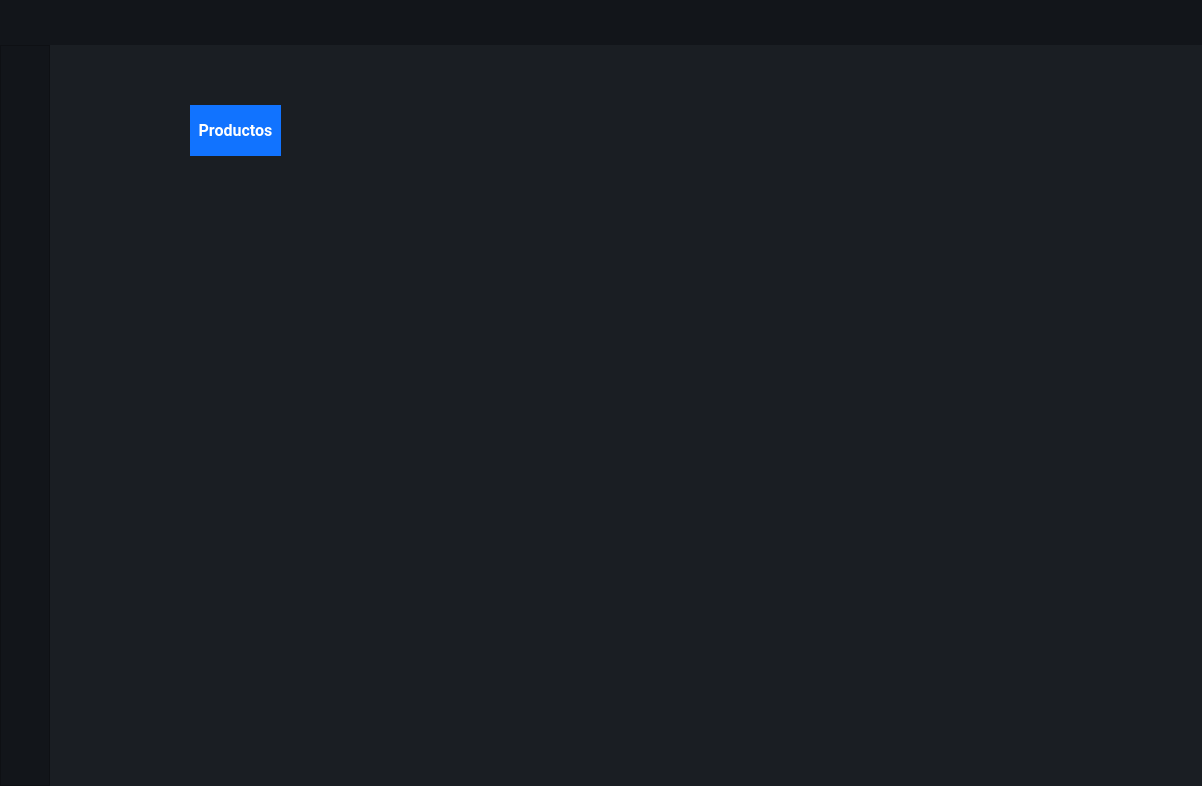
Old version of the form Interfaces/main/main_ui.ui in the repository juanignaciocansillieri/Proyecto-Final.
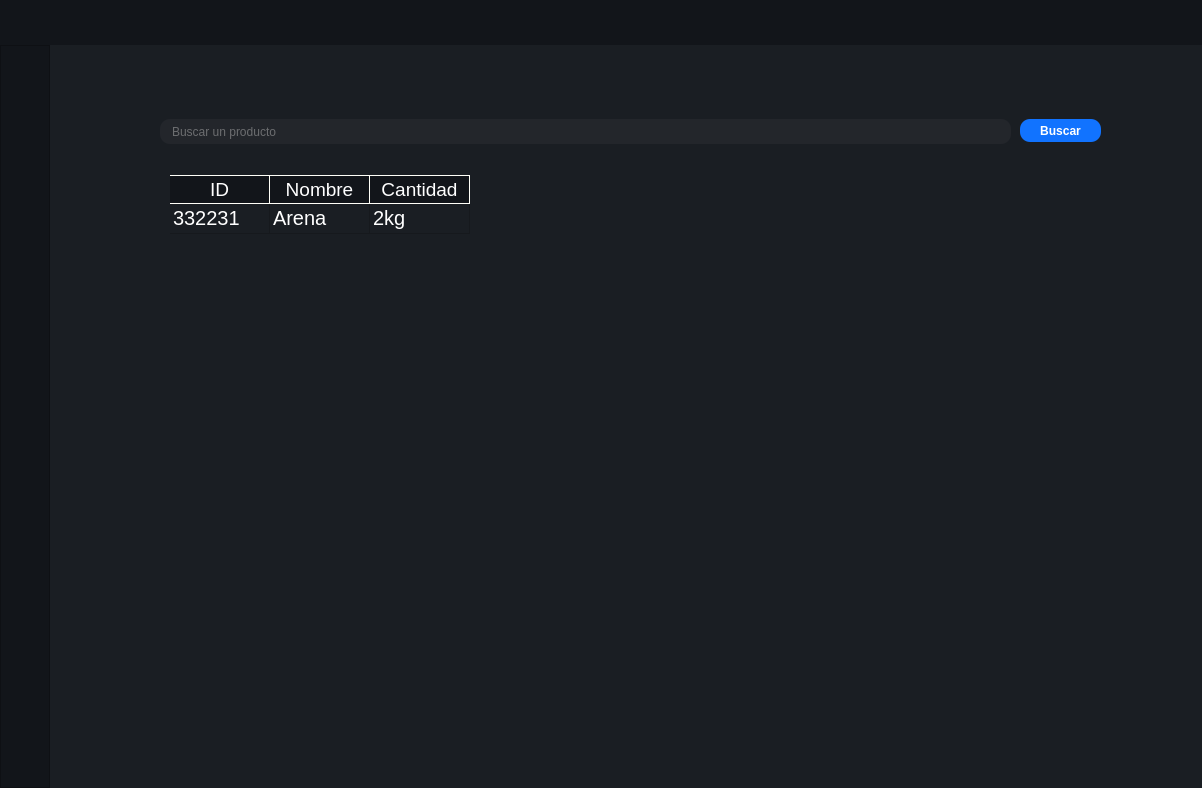
New version of the form. The open tabs and pages were chosen to show the change. Icons and pictures are not drawn.

What changed in the file:
```diff
--- a/Interfaces/main/main_ui.ui
+++ b/Interfaces/main/main_ui.ui
@@ -7,7 +7,7 @@
     <x>0</x>
     <y>0</y>
     <width>1202</width>
-    <height>786</height>
+    <height>788</height>
    </rect>
   </property>
   <property name="windowTitle">
@@ -588,30 +588,172 @@
              <number>2</number>
             </property>
             <widget class="QWidget" name="page_productos">
-             <widget class="QLabel" name="label_2">
+             <widget class="QLineEdit" name="lineEdit">
               <property name="geometry">
                <rect>
-                <x>140</x>
-                <y>60</y>
-                <width>91</width>
-                <height>51</height>
+                <x>110</x>
+                <y>74</y>
+                <width>851</width>
+                <height>25</height>
                </rect>
               </property>
-              <property name="font">
-               <font>
-                <family>Roboto</family>
-                <pointsize>12</pointsize>
-                <weight>75</weight>
-                <bold>true</bold>
-               </font>
+              <property name="styleSheet">
+               <string notr="true">QLineEdit{
+background-color: #23262b;
+border-radius: 10px;
+padding:0 10px;
+color: #b3b3b3;
+}
+
+
+QLineEdit:focus{
+border: 1px solid rgb(75, 75, 75);
+}</string>
               </property>
+              <property name="text">
+               <string/>
+              </property>
+              <property name="placeholderText">
+               <string>Buscar un producto</string>
+              </property>
+             </widget>
+             <widget class="QPushButton" name="pushButton">
+              <property name="geometry">
+               <rect>
+                <x>970</x>
+                <y>74</y>
+                <width>81</width>
+                <height>23</height>
+               </rect>
+              </property>
+              <property name="cursor">
+               <cursorShape>PointingHandCursor</cursorShape>
+              </property>
               <property name="styleSheet">
-               <string notr="true">background-color: rgb(17, 115, 255);</string>
+               <string notr="true">QPushButton{
+background-color: #1173ff;
+color: #fff;
+border-radius:10px;
+font-weight:bold;
+}
+QPushButton:hover{
+background-color: #45a9f0;
+}</string>
               </property>
               <property name="text">
-               <string>&lt;html&gt;&lt;head/&gt;&lt;body&gt;&lt;p align=&quot;center&quot;&gt;&lt;span style=&quot; color:#ffffff;&quot;&gt;Productos&lt;/span&gt;&lt;/p&gt;&lt;/body&gt;&lt;/html&gt;</string>
+               <string>Buscar</string>
               </property>
              </widget>
+             <widget class="QTableWidget" name="tableWidget">
+              <property name="geometry">
+               <rect>
+                <x>120</x>
+                <y>130</y>
+                <width>931</width>
+                <height>421</height>
+               </rect>
+              </property>
+              <property name="styleSheet">
+               <string notr="true">QTableWidget{
+color:#fff;
+font-size: 20px;
+border-style: none;
+
+}
+
+QHeaderView::section {
+    background-color: #12151a;
+	color:#fff;
+    font-size: 14pt;
+    border-style: none;
+    border-bottom: 1px solid #fffff8;
+    border-right: 1px solid #fffff8;
+}
+
+QHeaderView::section:horizontal
+{
+
+    border-top: 1px solid #fffff8;
+}
+
+QHeaderView::section:vertical
+{
+
+    border-left: 1px solid #fffff8;
+}</string>
+              </property>
+              <property name="editTriggers">
+               <set>QAbstractItemView::NoEditTriggers</set>
+              </property>
+              <property name="textElideMode">
+               <enum>Qt::ElideRight</enum>
+              </property>
+              <property name="showGrid">
+               <bool>true</bool>
+              </property>
+              <property name="gridStyle">
+               <enum>Qt::SolidLine</enum>
+              </property>
+              <property name="sortingEnabled">
+               <bool>false</bool>
+              </property>
+              <property name="wordWrap">
+               <bool>true</bool>
+              </property>
+              <property name="cornerButtonEnabled">
+               <bool>true</bool>
+              </property>
+              <attribute name="horizontalHeaderVisible">
+               <bool>true</bool>
+              </attribute>
+              <attribute name="horizontalHeaderCascadingSectionResizes">
+               <bool>false</bool>
+              </attribute>
+              <attribute name="horizontalHeaderHighlightSections">
+               <bool>true</bool>
+              </attribute>
+              <attribute name="verticalHeaderVisible">
+               <bool>false</bool>
+              </attribute>
+              <attribute name="verticalHeaderHighlightSections">
+               <bool>true</bool>
+              </attribute>
+              <row>
+               <property name="text">
+                <string>1</string>
+               </property>
+              </row>
+              <column>
+               <property name="text">
+                <string>ID</string>
+               </property>
+              </column>
+              <column>
+               <property name="text">
+                <string>Nombre</string>
+               </property>
+              </column>
+              <column>
+               <property name="text">
+                <string>Cantidad</string>
+               </property>
+              </column>
+              <item row="0" column="0">
+               <property name="text">
+                <string>332231</string>
+               </property>
+              </item>
+              <item row="0" column="1">
+               <property name="text">
+                <string>Arena</string>
+               </property>
+              </item>
+              <item row="0" column="2">
+               <property name="text">
+                <string>2kg</string>
+               </property>
+              </item>
+             </widget>
             </widget>
             <widget class="QWidget" name="page_depositos">
              <widget class="QLabel" name="label_3">
```
Left out of the diff: 17 changed lines with no effect on the pictures.
